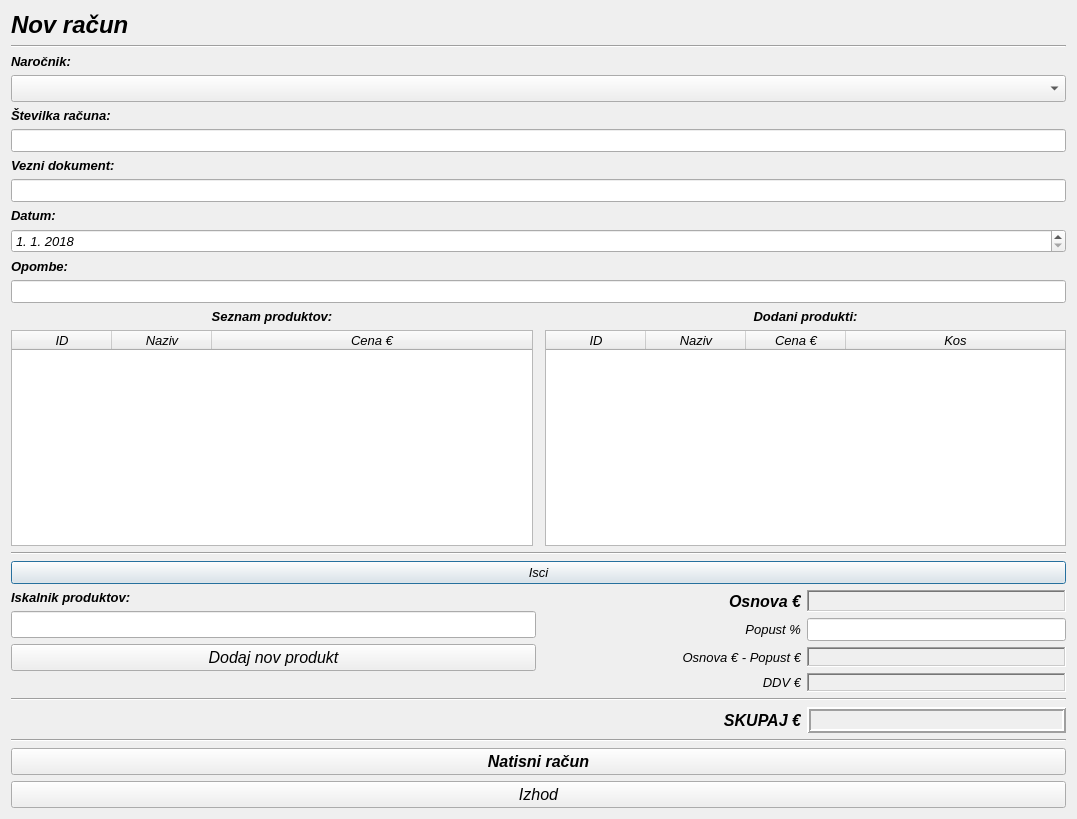
Old version of the form novracun.ui in the repository MaxMaxy/racun.
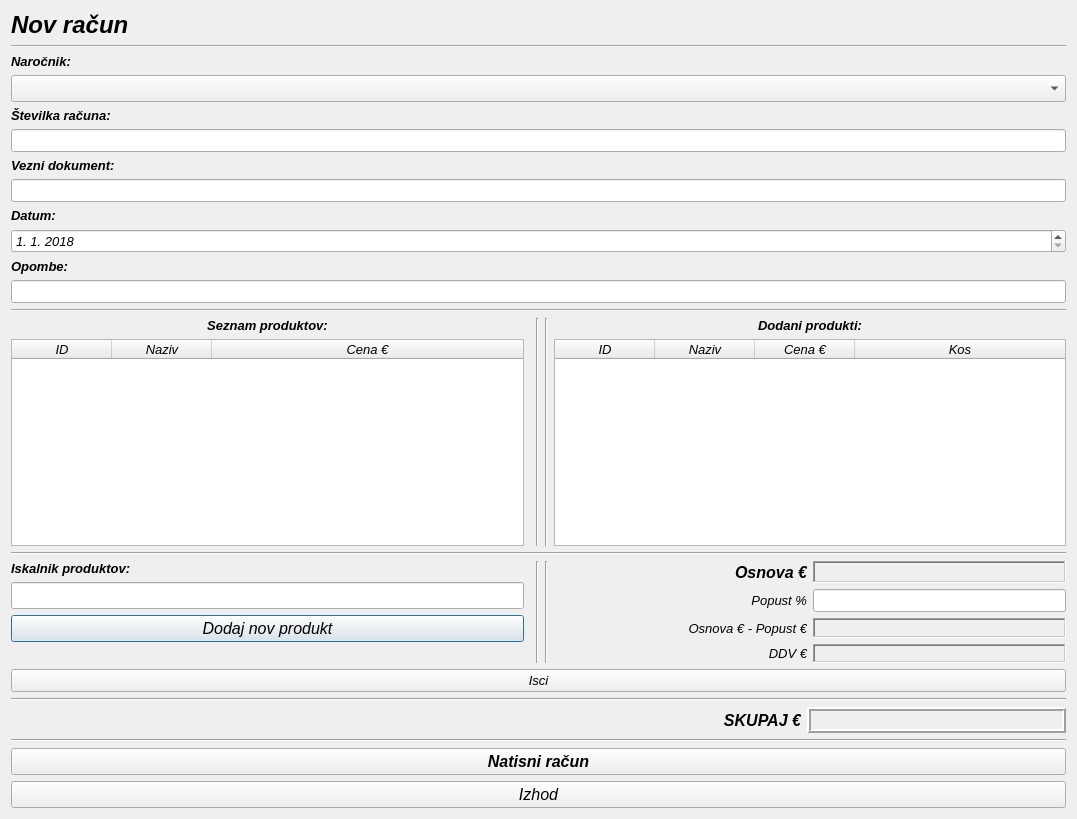
New version of the form.

```diff
--- a/novracun.ui
+++ b/novracun.ui
@@ -260,6 +260,13 @@
                  </item>
                 </layout>
                </item>
+               <item>
+                <widget class="Line" name="line_5">
+                 <property name="orientation">
+                  <enum>Qt::Horizontal</enum>
+                 </property>
+                </widget>
+               </item>
                <item>
                 <layout class="QVBoxLayout" name="verticalLayout_16">
                  <item>
@@ -367,6 +374,20 @@
                      </property>
                     </widget>
                    </item>
+                   <item>
+                    <widget class="Line" name="line_9">
+                     <property name="orientation">
+                      <enum>Qt::Vertical</enum>
+                     </property>
+                    </widget>
+                   </item>
+                   <item>
+                    <widget class="Line" name="line_10">
+                     <property name="orientation">
+                      <enum>Qt::Vertical</enum>
+                     </property>
+                    </widget>
+                   </item>
                    <item>
                     <layout class="QVBoxLayout" name="verticalLayout_7">
                      <item>
@@ -491,13 +512,6 @@
                </property>
               </widget>
              </item>
-             <item>
-              <widget class="QPushButton" name="pushButton_isci">
-               <property name="text">
-                <string>Isci</string>
-               </property>
-              </widget>
-             </item>
              <item>
               <layout class="QHBoxLayout" name="horizontalLayout_7">
                <item>
@@ -591,6 +605,27 @@
                  </item>
                 </layout>
                </item>
+               <item>
+                <widget class="Line" name="line_7">
+                 <property name="orientation">
+                  <enum>Qt::Horizontal</enum>
+                 </property>
+                </widget>
+               </item>
+               <item>
+                <widget class="Line" name="line_8">
+                 <property name="orientation">
+                  <enum>Qt::Vertical</enum>
+                 </property>
+                </widget>
+               </item>
+               <item>
+                <widget class="Line" name="line_11">
+                 <property name="orientation">
+                  <enum>Qt::Vertical</enum>
+                 </property>
+                </widget>
+               </item>
                <item>
                 <layout class="QVBoxLayout" name="verticalLayout_12">
                  <item>
@@ -831,6 +866,13 @@
                </item>
               </layout>
              </item>
+             <item>
+              <widget class="QPushButton" name="pushButton_isci">
+               <property name="text">
+                <string>Isci</string>
+               </property>
+              </widget>
+             </item>
             </layout>
            </item>
            <item>
```
Left out of the diff: 6 changed lines with no effect on the pictures.
